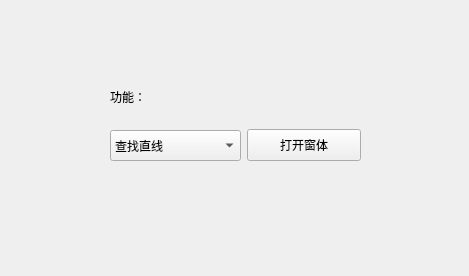
Above: CMvVisionParamWidget/CMvVisionParamWidget/formFiles/CMvTestWidget.ui from OrangLBlue/QtUI_For_Work before the change. Below: the same form after it.
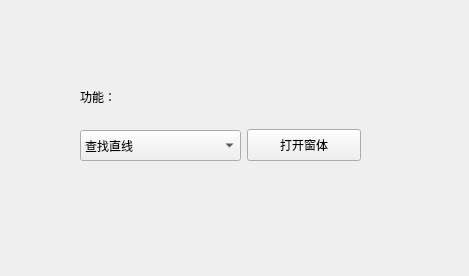
That is the form after the change.

The edit to the form file:
```diff
--- a/CMvVisionParamWidget/CMvVisionParamWidget/formFiles/CMvTestWidget.ui
+++ b/CMvVisionParamWidget/CMvVisionParamWidget/formFiles/CMvTestWidget.ui
@@ -16,9 +16,9 @@
   <widget class="QWidget" name="widget" native="true">
    <property name="geometry">
     <rect>
-     <x>110</x>
+     <x>80</x>
      <y>70</y>
-     <width>251</width>
+     <width>281</width>
      <height>91</height>
     </rect>
    </property>
@@ -42,7 +42,7 @@
        <widget class="QComboBox" name="comboBox_selectionFunction">
         <property name="minimumSize">
          <size>
-          <width>131</width>
+          <width>161</width>
           <height>31</height>
          </size>
         </property>
```
Left out of the diff: 105 changed lines with no effect on the pictures.
